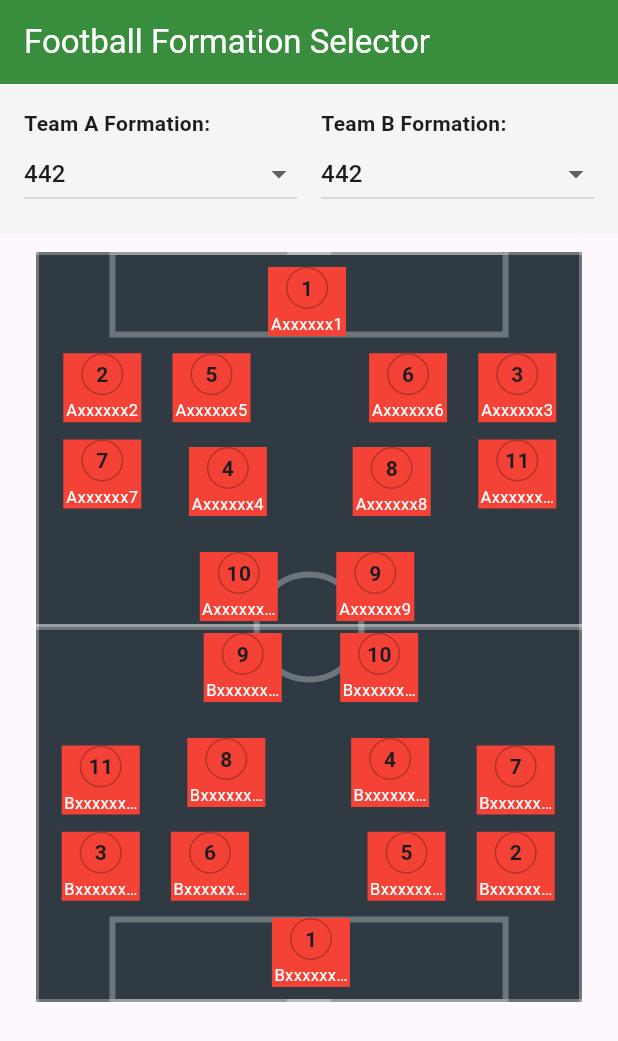
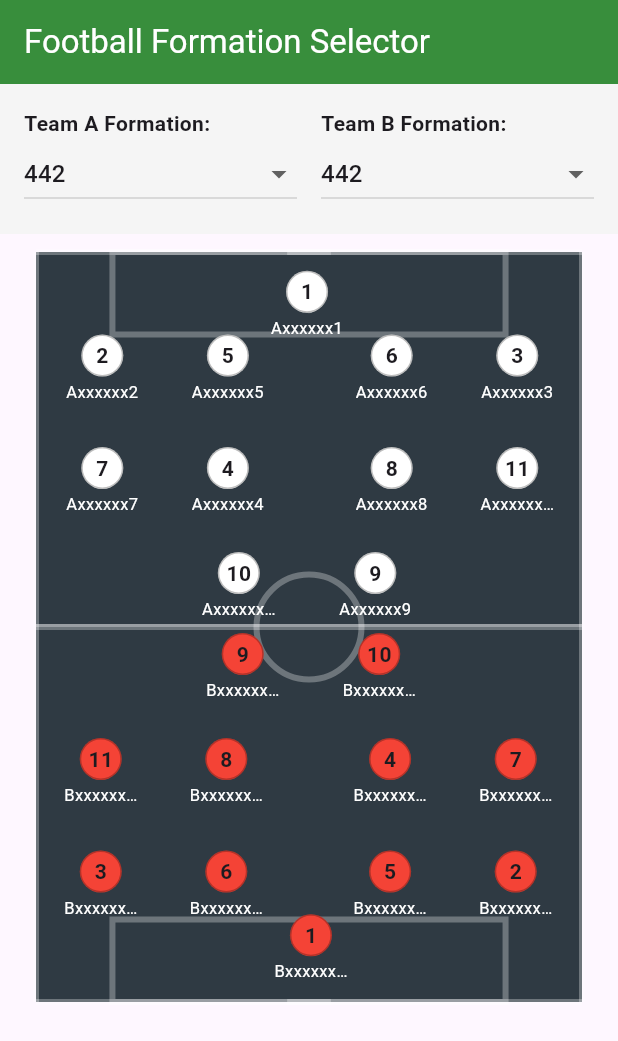
Before and after one commit to piyawatabbon/football_line_up, a Flutter app: the screen it shows after launch, on a phone screen of 412 x 824 dp. Shown: the top 1041 px of the screen. Run offline on Flutter 3.47's test engine with Material 3 defaults, Android fonts, the phone set to English and light mode, and no system bars.

Commit message:
[422] fixed XY , ui

```diff
--- a/lib/utils/formation_grids.dart
+++ b/lib/utils/formation_grids.dart
@@ -6,15 +6,15 @@ typedef XY = Offset;
 final Map<String, Map<int, XY>> kFormationGrids = {
   // 4-4-2 (แถว: 1) (2 5 6 3) (7 4 8 11) (10 9)
   '442': {
-    1: const XY(0.425, 0.02),
-    2: const XY(0.05, 0.27),
-    5: const XY(0.25, 0.27),
-    6: const XY(0.61, 0.27),
-    3: const XY(0.81, 0.27),
-    7: const XY(0.05, 0.50),
+    1: const XY(0.425, 0.05),
+    2: const XY(0.05, 0.22),
+    5: const XY(0.28, 0.22),
+    6: const XY(0.58, 0.22),
+    3: const XY(0.81, 0.22),
+    7: const XY(0.05, 0.52),
     4: const XY(0.28, 0.52),
     8: const XY(0.58, 0.52),
-    11: const XY(0.81, 0.50),
+    11: const XY(0.81, 0.52),
     10: const XY(0.3, 0.8),
     9: const XY(0.55, 0.8),
   },
--- a/lib/widgets/player_chip.dart
+++ b/lib/widgets/player_chip.dart
@@ -18,8 +18,7 @@ class PlayerChip extends StatelessWidget {
     return invert
         ? Transform.rotate(
             angle: pi,
-            child: Container(
-              color: Colors.red,
+            child: SizedBox(
               width: 52,
               child: Column(
                 children: [
@@ -28,7 +27,7 @@ class PlayerChip extends StatelessWidget {
                     height: 28,
                     alignment: Alignment.center,
                     decoration: BoxDecoration(
-                      color: Colors.red.withValues(alpha: 0.5),
+                      color: Colors.red,
                       shape: BoxShape.circle,
                       border: Border.all(color: Colors.black26, width: 1),
                     ),
@@ -48,8 +47,7 @@ class PlayerChip extends StatelessWidget {
                 ],
               ),
             ))
-        : Container(
-            color: Colors.red,
+        : SizedBox(
             width: 52,
             child: Column(
               children: [
@@ -58,7 +56,7 @@ class PlayerChip extends StatelessWidget {
                   height: 28,
                   alignment: Alignment.center,
                   decoration: BoxDecoration(
-                    color: Colors.red.withValues(alpha: 0.5),
+                    color: Colors.white,
                     shape: BoxShape.circle,
                     border: Border.all(color: Colors.black26, width: 1),
                   ),
```
